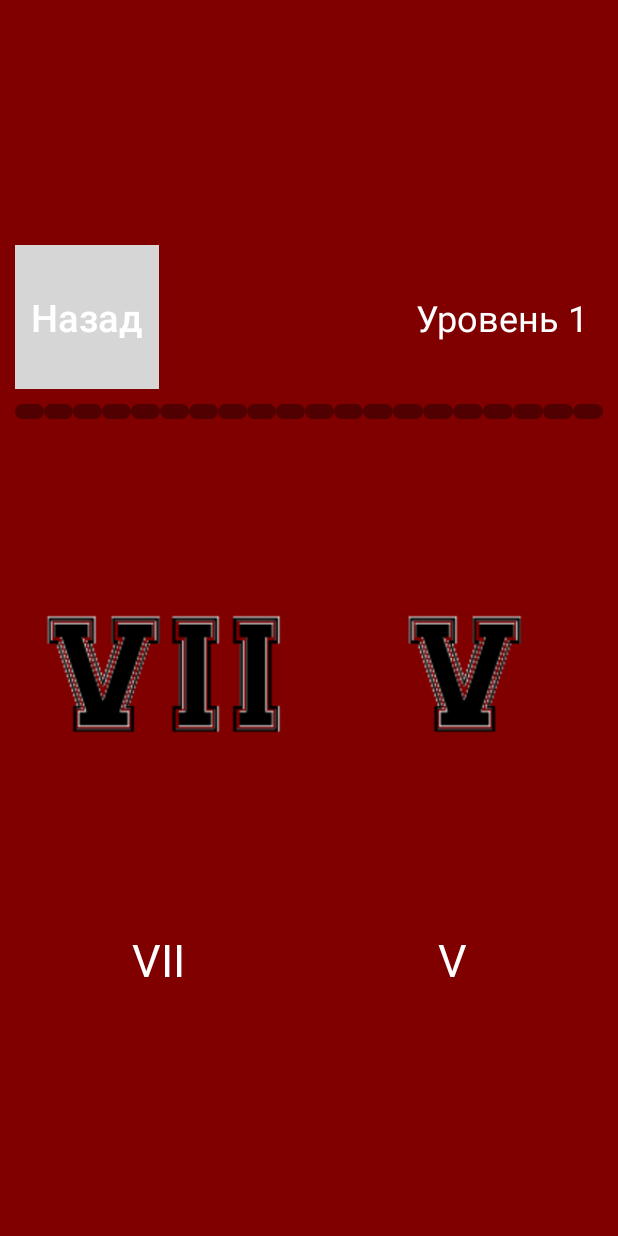
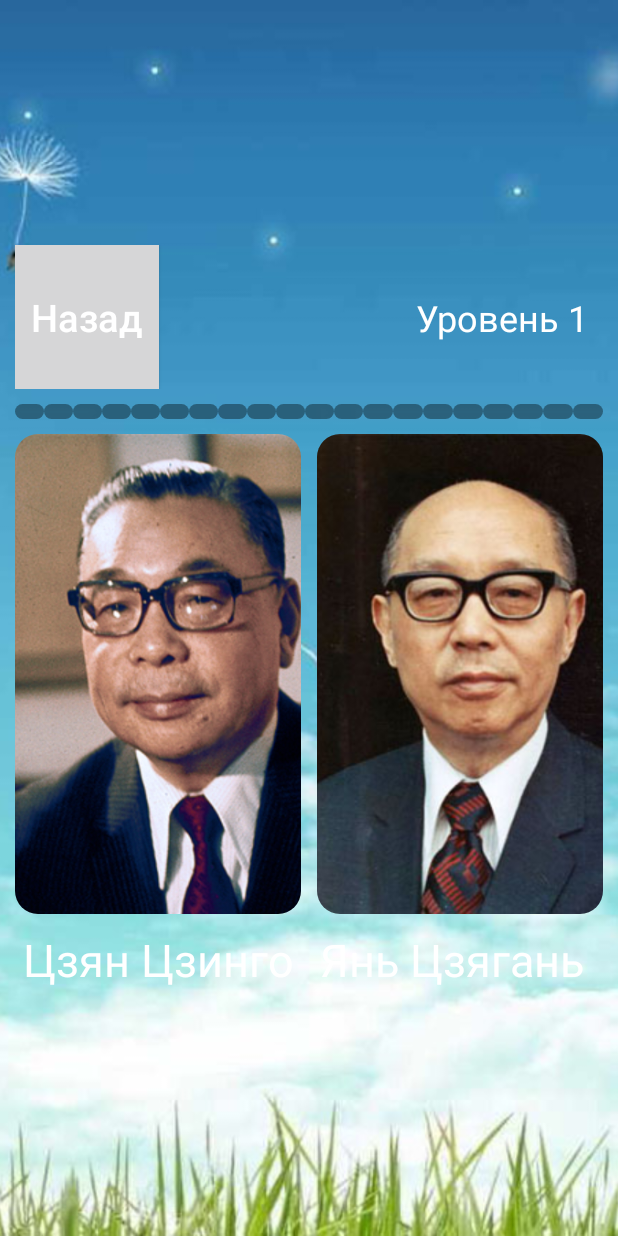
Before and after one commit to bogatovnikita/Quiz, an Android app: the Level3 screen opened directly, with no data from a screen before it, on a phone screen of 412 x 824 dp. Run offline under Robolectric (Android 15) with nearby library versions, the phone set to English and light mode, and no system bars.

Commit message:
add level three

```diff
--- a/app/src/main/java/com/bogatovnikita/quiz/Array.java
+++ b/app/src/main/java/com/bogatovnikita/quiz/Array.java
@@ -56,6 +56,23 @@ public class Array {
             R.string.lvl2text9,
             R.string.lvl2text10,
     };
+    //массив для второго уровня - конец
 
-    //массив для второго уровня - конец
+    //массив для третьего уровня - начало
+    final int[] imageThree = {
+            R.drawable.three_level1, R.drawable.three_level2, R.drawable.three_level3,
+            R.drawable.three_level4, R.drawable.three_level5, R.drawable.three_level6,
+            R.drawable.three_level7, R.drawable.three_level8, R.drawable.three_level9,
+            R.drawable.three_level10, R.drawable.three_level11, R.drawable.three_level12,
+            R.drawable.three_level13, R.drawable.three_level14, R.drawable.three_level15,
+            R.drawable.three_level16
+    };
+
+    final int[] textThree = {
+            R.string.lvl3text1, R.string.lvl3text2, R.string.lvl3text3, R.string.lvl3text4,
+            R.string.lvl3text5, R.string.lvl3text6, R.string.lvl3text7, R.string.lvl3text8,
+            R.string.lvl3text9, R.string.lvl3text10, R.string.lvl3text11, R.string.lvl3text12,
+            R.string.lvl3text13, R.string.lvl3text14, R.string.lvl3text15, R.string.lvl3text16,
+    };
+    //массив для третьего уровня - конец
 }
--- a/app/src/main/java/com/bogatovnikita/quiz/Level3.java
+++ b/app/src/main/java/com/bogatovnikita/quiz/Level3.java
@@ -50,8 +50,15 @@ public class Level3 extends AppCompatActivity {
         final TextView textLeft = findViewById(R.id.text_left);
         final TextView textRight = findViewById(R.id.text_right);
 
+        //Развернуть игру на весь экран-начало
         Window window = getWindow();
         window.setFlags(WindowManager.LayoutParams.FLAG_FULLSCREEN, WindowManager.LayoutParams.FLAG_FULLSCREEN);
+        //Развернуть игру на весь экран-конец
+
+        //Устанавливаем фон диалогового окна - начало
+        ImageView background = findViewById(R.id.iv_background_levels);
+        background.setImageResource(R.drawable.level3);
+        //Устанавливаем фон диалогового окна - конец
 
         dialog = new Dialog(this);
         dialog.requestWindowFeature(Window.FEATURE_NO_TITLE);
@@ -163,19 +170,22 @@ public class Level3 extends AppCompatActivity {
 
         final Animation a = AnimationUtils.loadAnimation(Level3.this, R.anim.alpha);
 
-        numLeft = random.nextInt(10);
-        imgLeft.setImageResource(array.imageTwo[numLeft]);
-        textLeft.setText(array.textTwo[numLeft]);
+        numLeft = random.nextInt(16);//Генерируем случайное число
+        imgLeft.setImageResource(array.imageThree[numLeft]);//Достаем из массива картинку
+        textLeft.setText(array.textThree[numLeft]);//Достаем из массива текст
 
-        numRight = random.nextInt(10);
+        numRight = random.nextInt(16);//Генерируем случайное число
 
+        //Цикл с предусловием, проверяющий равенство чисел - начало
         while (numLeft == numRight) {
-            numRight = random.nextInt(10);
+            numRight = random.nextInt(16);
         }
+        //Цикл с предусловием, проверяющий равенство чисел - конец
 
-        imgRight.setImageResource(array.imageTwo[numRight]);
-        textRight.setText(array.textTwo[numRight]);
+        imgRight.setImageResource(array.imageThree[numRight]);//Достаем из массива картинку
+        textRight.setText(array.textThree[numRight]);//Достаем из массива текст
 
+        //Обрабатываем нажатие на левую картинку-начало
         imgLeft.setOnTouchListener((v, event) -> {
 
             if (event.getAction() == MotionEvent.ACTION_DOWN) {
@@ -223,24 +233,27 @@ public class Level3 extends AppCompatActivity {
                     //выход из уровня
                     dialogEnd.show();
                 } else {
-                    numLeft = random.nextInt(10);
-                    imgLeft.setImageResource(array.imageTwo[numLeft]);
+                    numLeft = random.nextInt(16);//Генерируем случайное число
+                    imgLeft.setImageResource(array.imageThree[numLeft]);//Достаем из массива картинку
                     imgLeft.startAnimation(a);
-                    textLeft.setText(array.textTwo[numLeft]);
+                    textLeft.setText(array.textThree[numLeft]);//Достаем из массива текст
 
-                    numRight = random.nextInt(10);
+                    numRight = random.nextInt(16);//Генерируем случайное число
 
+                    //Цикл с предусловием, проверяющий равенство чисел - начало
                     while (numLeft == numRight) {
-                        numRight = random.nextInt(10);
+                        numRight = random.nextInt(16);
                     }
+                    //Цикл с предусловием, проверяющий равенство чисел - начало
 
-                    imgRight.setImageResource(array.imageTwo[numRight]);
+                    imgRight.setImageResource(array.imageThree[numRight]);//Достаем из массива картинку
                     imgRight.startAnimation(a);
-                    textRight.setText(array.textTwo[numRight]);
+                    textRight.setText(array.textThree[numRight]);//Достаем из массива текст
 
-                    imgRight.setEnabled(true);
+                    imgRight.setEnabled(true);//включаем обратно правую картинку
                 }
             }
+            //Условие касания картинки - конец
             return true;
         });
 
@@ -291,26 +304,30 @@ public class Level3 extends AppCompatActivity {
                     //выход из уровня
                     dialogEnd.show();
                 } else {
-                    numLeft = random.nextInt(10);
-                    imgLeft.setImageResource(array.imageTwo[numLeft]);
+                    numLeft = random.nextInt(16);//генерируем случайное число
+                    imgLeft.setImageResource(array.imageThree[numLeft]);//Достаем картинку из массива
                     imgLeft.startAnimation(a);
-                    textLeft.setText(array.textTwo[numLeft]);
+                    textLeft.setText(array.textThree[numLeft]);//Достаем текст из массива
 
-                    numRight = random.nextInt(10);
+                    numRight = random.nextInt(16);//генерируем случайное число
 
+                    //Цикл с предусловием, проверяет равенство чисел - начало
                     while (numLeft == numRight) {
-                        numRight = random.nextInt(10);
+                        numRight = random.nextInt(16);
                     }
+                    //Цикл с предусловием, проверяет равенство чисел - конец
 
-                    imgRight.setImageResource(array.imageTwo[numRight]);
+                    imgRight.setImageResource(array.imageThree[numRight]);//Достаем картинку из массива
                     imgRight.startAnimation(a);
-                    textRight.setText(array.textTwo[numRight]);
+                    textRight.setText(array.textThree[numRight]);//Достаем текст из массива
 
-                    imgLeft.setEnabled(true);
+                    imgLeft.setEnabled(true);//включаем обратно левую картинку
                 }
             }
+            //Условие касания картинки - конец
             return true;
         });
+        //Обрабатываем нажатие на правую кнопку-конец
     }
 
     @Override
--- a/app/src/main/res/values/textforlevels.xml
+++ b/app/src/main/res/values/textforlevels.xml
@@ -21,4 +21,21 @@
     <string name="lvl2text8">VIII</string>
     <string name="lvl2text9">IX</string>
     <string name="lvl2text10">X</string>
+
+    <string name="lvl3text1">Сунь Ятсен</string>
+    <string name="lvl3text2">Юань Шикай</string>
+    <string name="lvl3text3">Ли Юаньхун</string>
+    <string name="lvl3text4">Фэн Гочжан</string>
+    <string name="lvl3text5">Цао Кунь</string>
+    <string name="lvl3text6">Дуань Цижуй</string>
+    <string name="lvl3text7">Гу Вэйцзюнь</string>
+    <string name="lvl3text8">Чан Кайши</string>
+    <string name="lvl3text9">Линь Сэнь</string>
+    <string name="lvl3text10">Ли Цзунжэнь</string>
+    <string name="lvl3text11">Янь Цзягань</string>
+    <string name="lvl3text12">Цзян Цзинго</string>
+    <string name="lvl3text13">Ли Дэнхуэй</string>
+    <string name="lvl3text14">Чэнь Шуйбянь</string>
+    <string name="lvl3text15">Ма Инцзю</string>
+    <string name="lvl3text16">Цай Инвэнь</string>
 </resources>
```
Also changed, not shown: app/src/main/res/drawable/three_level1.jpg (added), app/src/main/res/drawable/three_level10.jpg (added), app/src/main/res/drawable/three_level11.jpg (added), app/src/main/res/drawable/three_level12.jpg (added), app/src/main/res/drawable/three_level13.jpg (added), app/src/main/res/drawable/three_level14.jpg (added), app/src/main/res/drawable/three_level15.jpg (added), app/src/main/res/drawable/three_level16.jpg (added), app/src/main/res/drawable/three_level2.jpg (added), app/src/main/res/drawable/three_level3.jpg (added), app/src/main/res/drawable/three_level4.jpg (added), app/src/main/res/drawable/three_level5.jpg (added), app/src/main/res/drawable/three_level6.jpg (added), app/src/main/res/drawable/three_level7.jpg (added), 2 more files.
